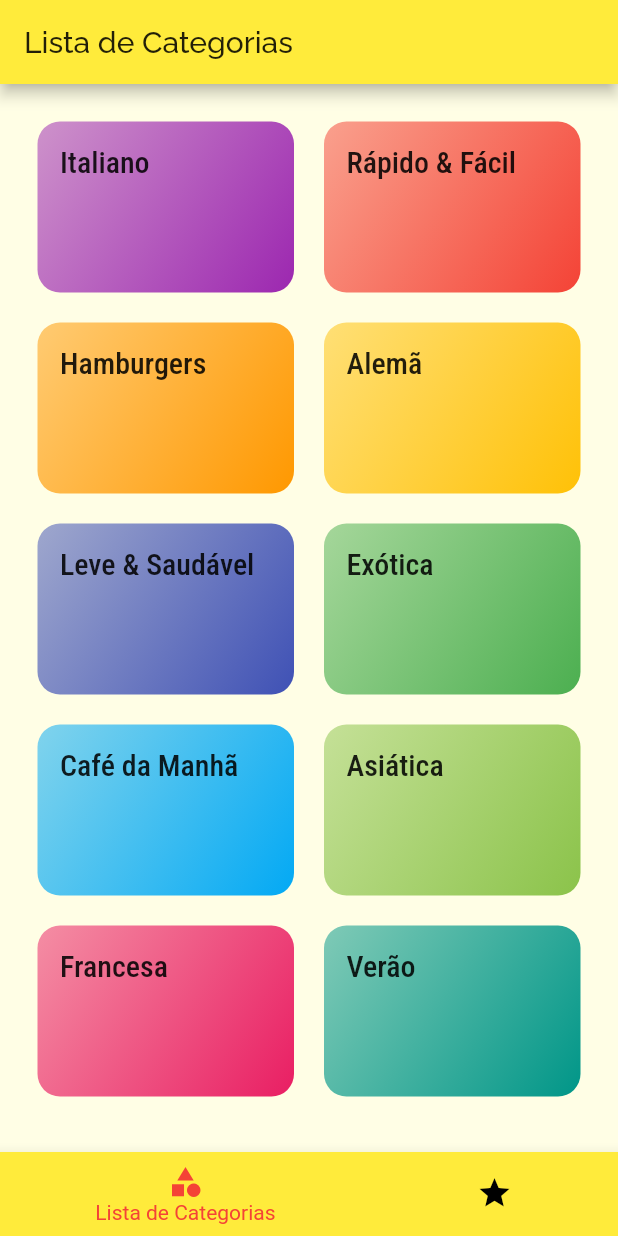
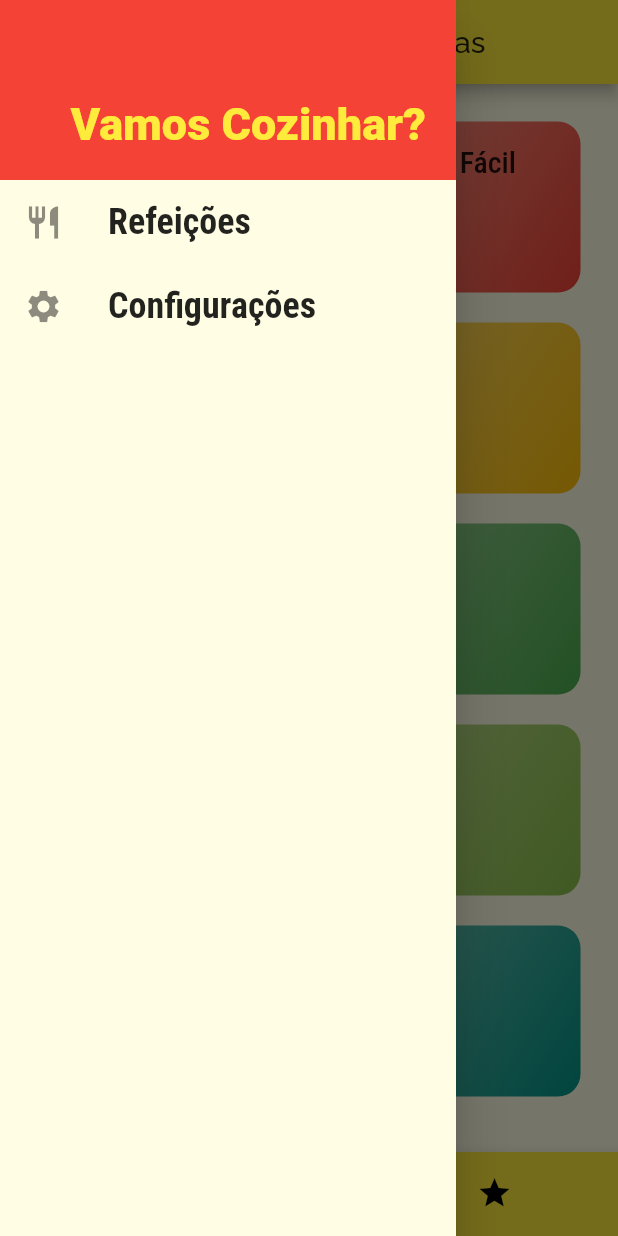
Before and after one commit to oscarbfs/Meals_app, a Flutter app: the screen it shows after launch, with the side drawer open (before the commit the screen has no drawer), on a phone screen of 412 x 824 dp. Run offline on Flutter 3.47's test engine with Material 2 defaults, Android fonts, the phone set to English and light mode, and no system bars.

Commit message:
Adicionar Drawer Personalizado

```diff
--- /dev/null
+++ b/lib/components/main_drawer.dart
@@ -0,0 +1,48 @@
+import 'package:flutter/material.dart';
+
+class MainDrawer extends StatelessWidget {
+
+  Widget _createItem(IconData icon, String label) {
+    return ListTile(
+      leading: Icon(
+        icon,
+        size: 26,
+      ),
+      title: Text(
+        label,
+        style: TextStyle(
+          fontFamily: 'RobotoCondensed',
+          fontSize: 24,
+          fontWeight: FontWeight.bold,
+        ),
+      ),
+      onTap: () {},
+    );
+  }
+  @override
+  Widget build(BuildContext context) {
+    return Drawer(
+      child: Column(
+        children: <Widget>[
+          Container(
+            height: 120,
+            width: double.infinity,
+            padding: EdgeInsets.all(20),
+            color: Theme.of(context).accentColor,
+            alignment: Alignment.bottomRight,
+            child: Text(
+              'Vamos Cozinhar?',
+              style: TextStyle(
+                fontWeight: FontWeight.w900,
+                fontSize: 30,
+                color: Theme.of(context).primaryColor,
+              )
+            ),
+          ),
+          _createItem(Icons.restaurant, 'Refeições'),
+          _createItem(Icons.settings, 'Configurações'),
+        ],
+      ),
+    );
+  }
+}
--- a/lib/screens/tabs_screen.dart
+++ b/lib/screens/tabs_screen.dart
@@ -1,6 +1,7 @@
 import 'package:flutter/material.dart';
 import 'categories_screen.dart';
 import 'favorite_screen.dart';
+import '../components/main_drawer.dart';
 
 class TabsScreen extends StatefulWidget {
   const TabsScreen({Key? key}) : super(key: key);
@@ -10,8 +11,7 @@ class TabsScreen extends StatefulWidget {
 }
 
 class _TabsScreenState extends State<TabsScreen> {
-
-  int _selectedScreenIndex =0;
+  int _selectedScreenIndex = 0;
   final List<String> _titles = [
     'Lista de Categorias',
     'Meus Favoritos',
@@ -31,8 +31,11 @@ class _TabsScreenState extends State<TabsScreen> {
   Widget build(BuildContext context) {
     return Scaffold(
         appBar: AppBar(
-        title: Text(_titles[_selectedScreenIndex]),
+          title: Center(
+            child: Text(_titles[_selectedScreenIndex]),
           ),
+        ),
+        drawer: MainDrawer(),
         body: _screens[_selectedScreenIndex],
         bottomNavigationBar: BottomNavigationBar(
           onTap: _selectScreen,
@@ -52,7 +55,6 @@ class _TabsScreenState extends State<TabsScreen> {
               label: _titles[_selectedScreenIndex],
             )
           ],
-      )
-    );
+        ));
   }
 }
```
Lines whose indentation alone changed are shown as unchanged.
